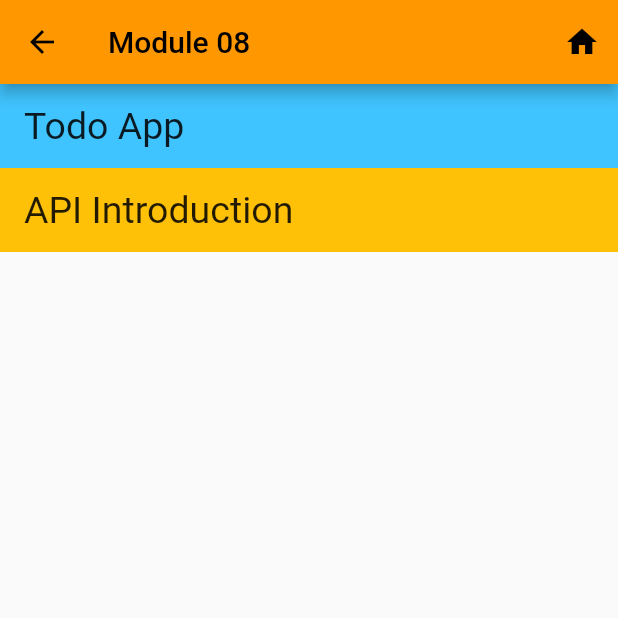
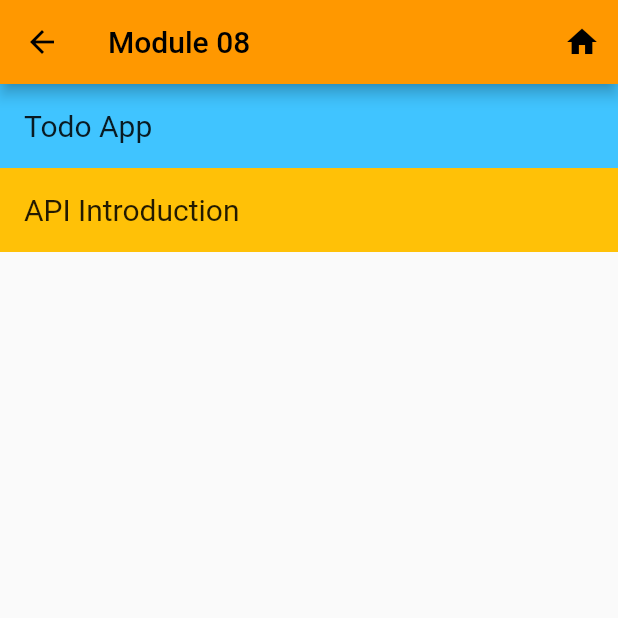
Before and after one commit to shariful49/flutter_practice, a Flutter app: the Module08 screen opened directly, on a phone screen of 412 x 824 dp, the top half of it. Run offline on Flutter 3.47's test engine with Material 2 defaults, Android fonts, the phone set to English and light mode, and no system bars; our stand-ins replace photo_view.

Commit message:
again test

```diff
--- a/lib/module08.dart
+++ b/lib/module08.dart
@@ -23,14 +23,14 @@ class Module08 extends StatelessWidget {
       body: Column(
         children: [
           ListTile(
-            title: Text('Todo App', style: TextStyle(fontSize: 25),),
+            title: Text('Todo App', style: TextStyle(fontSize: 20),),
             tileColor: Colors.lightBlueAccent,
             onTap: (){
               Navigator.push(context, MaterialPageRoute(builder: (context) => TodoApp()));
             }
           ),
           ListTile(
-            title: Text('API Introduction', style: TextStyle(fontSize: 25),),
+            title: Text('API Introduction', style: TextStyle(fontSize: 20),),
             tileColor: Colors.amber,
             onTap: (){
               Navigator.push(context, MaterialPageRoute(builder: (context) => ApiIntro()));
```
